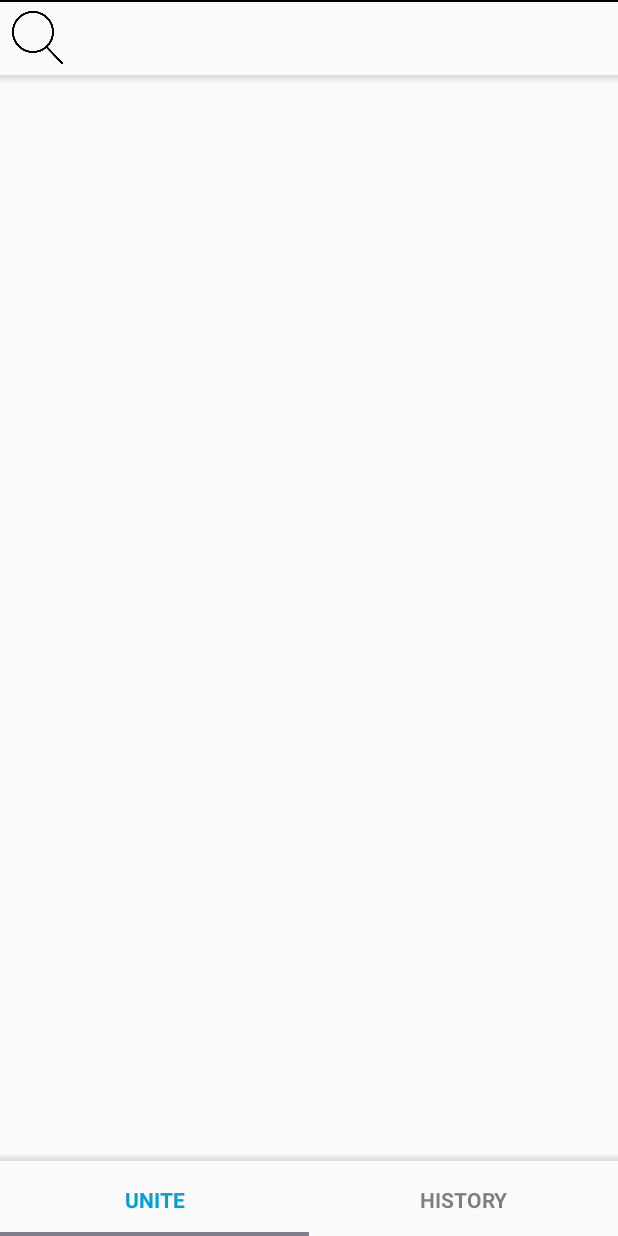
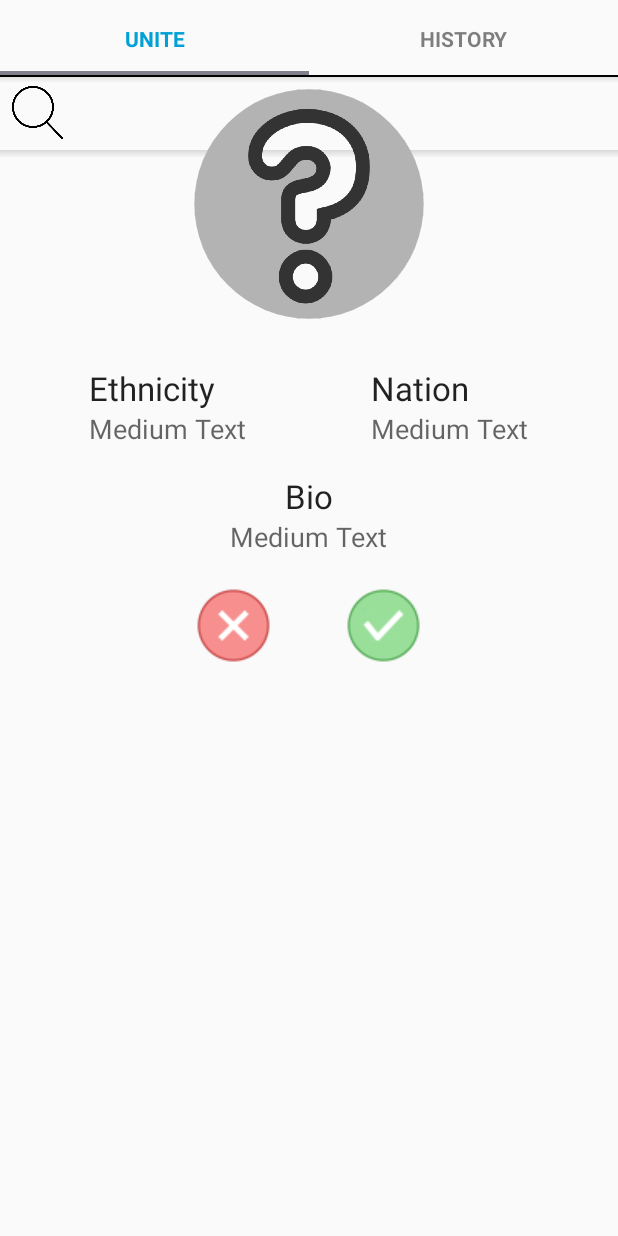
Before and after one commit to nickyhuynh/Unite, an Android app: the MainActivity screen opened directly, with no data from a screen before it, on a phone screen of 412 x 824 dp. Run offline under Robolectric (Android 15) with nearby library versions, the phone set to English and light mode, and no system bars.

Commit message:
dev xml files

```diff
--- a/app/src/main/res/layout/activity_main.xml
+++ b/app/src/main/res/layout/activity_main.xml
@@ -6,19 +6,140 @@
     <com.powergroup.unite.app.SlidingTabLayout
         android:id="@+id/tabs"
         android:layout_width="match_parent"
-        android:layout_alignParentBottom="true"
-        android:layout_height="50dp"/>
+        android:layout_height="50dp"
+        android:layout_alignParentTop="true"
+        android:layout_alignParentStart="true" />
 
     <View
         android:layout_width="wrap_content"
         android:layout_height="5dp"
-        android:layout_above="@id/tabs"
-        android:background="@drawable/lower_shadow"/>
+        android:layout_below="@id/tabs"
+        android:background="@drawable/upper_shadow"
+        android:id="@+id/view" />
 
     <android.support.v4.view.ViewPager
-        android:layout_above="@id/tabs"
+        android:layout_below="@id/tabs"
         android:id="@+id/pager"
         android:layout_width="match_parent"
         android:layout_height="match_parent"/>
 
+    <LinearLayout
+        android:orientation="vertical"
+        android:layout_width="match_parent"
+        android:layout_height="match_parent"
+        android:layout_centerHorizontal="true"
+        android:weightSum="1"
+        android:layout_below="@+id/tabs">
+
+        <com.powergroup.unite.app.CircularImageView
+            android:layout_width="172dp"
+            android:layout_height="194dp"
+            android:id="@+id/imageView"
+            android:layout_gravity="center_horizontal"
+            android:src="@drawable/question_mark"
+            android:background="#00ffffff" />
+
+        <RelativeLayout
+            android:layout_width="match_parent"
+            android:layout_height="72dp"
+            android:gravity="center_horizontal">
+
+            <TextView
+                android:layout_width="wrap_content"
+                android:layout_height="wrap_content"
+                android:textAppearance="?android:attr/textAppearanceLarge"
+                android:text="Ethnicity"
+                android:id="@+id/textView"
+                android:layout_alignParentTop="true"
+                android:layout_alignParentStart="true" />
+
+            <TextView
+                android:layout_gravity="center_horizontal"
+                android:layout_width="wrap_content"
+                android:layout_height="wrap_content"
+                android:textAppearance="?android:attr/textAppearanceMedium"
+                android:text="Medium Text"
+                android:id="@+id/textView5"
+                android:layout_below="@+id/textView"
+                android:layout_alignStart="@+id/textView" />
+
+            <TextView
+                android:layout_width="wrap_content"
+                android:layout_height="wrap_content"
+                android:textAppearance="?android:attr/textAppearanceLarge"
+                android:text="Nation"
+                android:id="@+id/textView2"
+                android:layout_marginStart="83dp"
+                android:layout_above="@+id/textView6"
+                android:layout_toEndOf="@+id/textView5" />
+
+            <TextView
+                android:layout_width="wrap_content"
+                android:layout_height="wrap_content"
+                android:textAppearance="?android:attr/textAppearanceMedium"
+                android:text="Medium Text"
+                android:id="@+id/textView6"
+                android:layout_alignBottom="@+id/textView5"
+                android:layout_alignStart="@+id/textView2" />
+        </RelativeLayout>
+
+        <RelativeLayout
+            android:layout_width="match_parent"
+            android:layout_height="76dp">
+
+            <TextView
+                android:layout_width="wrap_content"
+                android:layout_height="wrap_content"
+                android:textAppearance="?android:attr/textAppearanceLarge"
+                android:text="Bio"
+                android:id="@+id/textView3"
+                android:layout_alignParentTop="true"
+                android:layout_centerHorizontal="true" />
+
+            <TextView
+                android:layout_width="wrap_content"
+                android:layout_height="wrap_content"
+                android:textAppearance="?android:attr/textAppearanceMedium"
+                android:text="Medium Text"
+                android:id="@+id/textView4"
+                android:layout_below="@+id/textView3"
+                android:layout_centerHorizontal="true" />
+
+        </RelativeLayout>
+
+        <LinearLayout
+            android:orientation="horizontal"
+            android:layout_width="match_parent"
+            android:layout_height="246dp"
+            android:gravity="center_horizontal"
+            android:weightSum="1">
+
+            <ImageButton
+                android:layout_width="wrap_content"
+                android:layout_height="wrap_content"
+                android:text="Pass"
+                android:id="@+id/button"
+                android:layout_below="@+id/textView3"
+                android:layout_alignEnd="@+id/textView3"
+                android:layout_marginRight="50dp"
+                android:src="@drawable/cancel"
+                android:background="#00ffffff" />
+            <ImageButton
+                android:layout_width="wrap_content"
+                android:layout_height="wrap_content"
+                android:text="Meetup"
+                android:id="@+id/button2"
+                android:layout_below="@+id/textView3"
+                android:layout_toEndOf="@+id/textView3"
+                android:src="@drawable/message"
+                android:background="#00ffffff" />
+        </LinearLayout>
+
+        <LinearLayout
+            android:orientation="horizontal"
+            android:layout_width="match_parent"
+            android:layout_height="match_parent"></LinearLayout>
+
+    </LinearLayout>
+
 </RelativeLayout>
```
